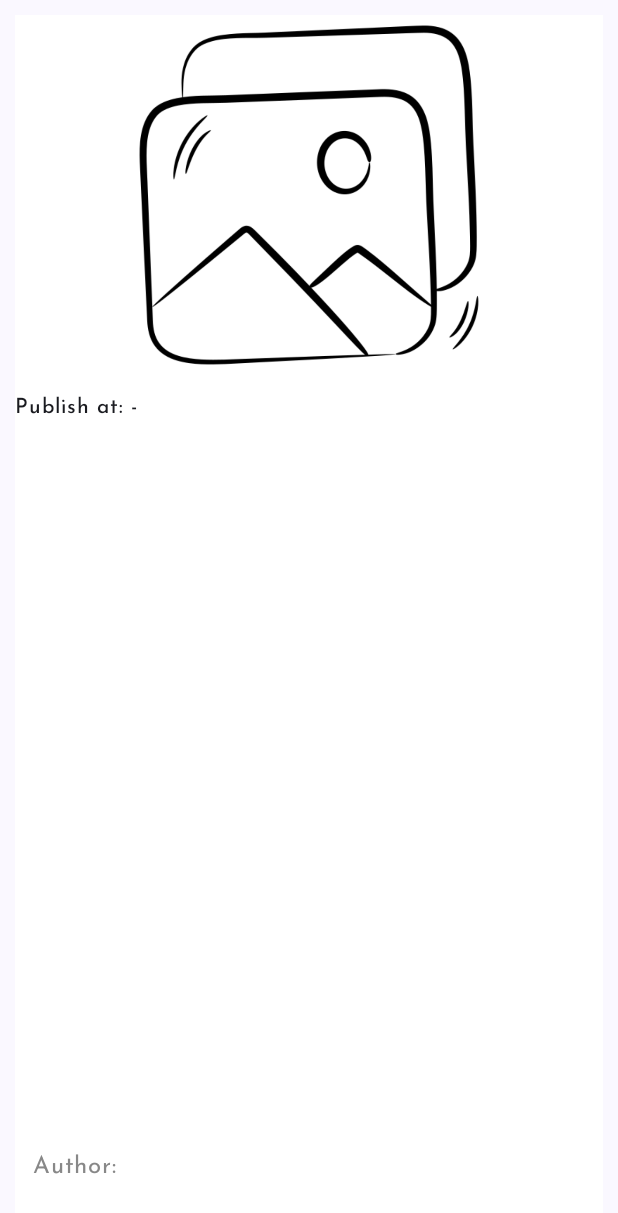
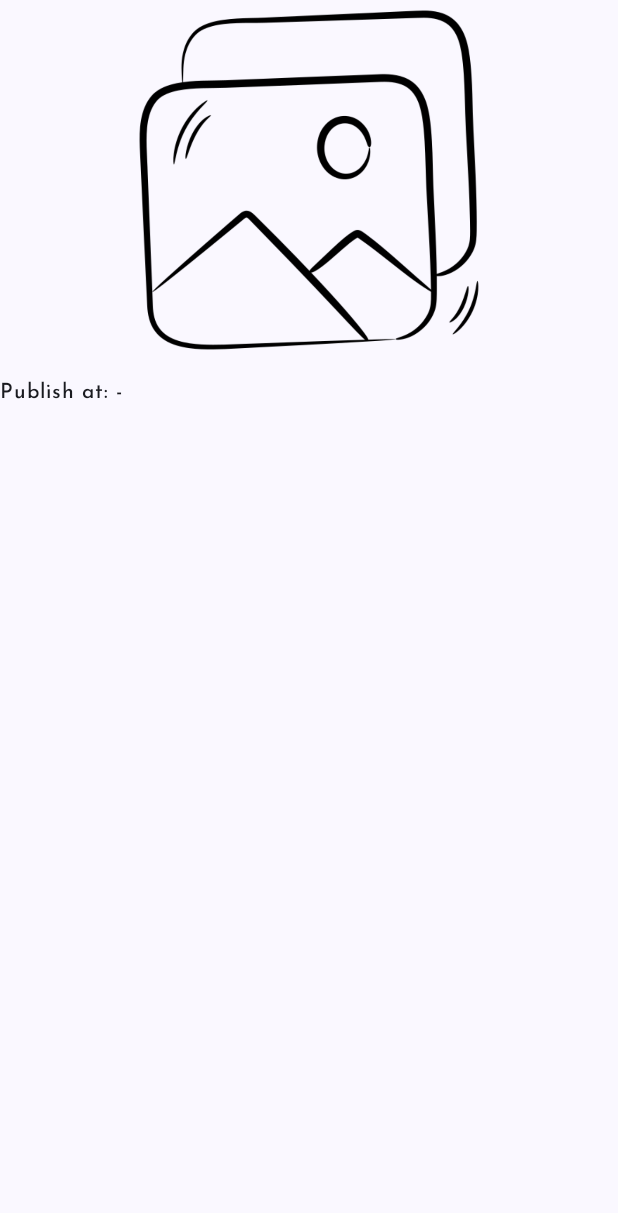
Before and after one commit to venkatesan999/NewsApp, an Android app built with Jetpack Compose: the composable NewsColumnComponent shown on its own in the app's theme, on a phone screen of 412 x 824 dp. Shown: the top 1213 px of the screen. Run offline under Robolectric (Android 15) with nearby library versions, the phone set to English and light mode, and no system bars; pictures from the network do not load.

Commit message:
Padding handled in news screen

```diff
--- a/app/src/main/java/com/appsmindstudio/newsinshort/ui/components/AppComponents.kt
+++ b/app/src/main/java/com/appsmindstudio/newsinshort/ui/components/AppComponents.kt
@@ -136,7 +136,7 @@ fun MediumFontTextComponent(textValue: String, centerAlign: Boolean = false) {
     Text(
         modifier = Modifier
             .fillMaxWidth()
-            .padding(top = 10.dp, end = 15.dp),
+            .padding(top = 10.dp, bottom = 10.dp),
         text = textValue,
         fontFamily = Fonts.mediumFontFamily,
         fontSize = 14.sp,
@@ -148,8 +148,7 @@ fun MediumFontTextComponent(textValue: String, centerAlign: Boolean = false) {
 fun RegularFontTextComponent(textValue: String, centerAlign: Boolean = false) {
     Text(
         modifier = Modifier
-            .fillMaxWidth()
-            .padding(vertical = 10.dp),
+            .fillMaxWidth(),
         text = textValue,
         fontFamily = Fonts.regularFontFamily,
         fontSize = 16.sp,
@@ -161,8 +160,7 @@ fun RegularFontTextComponent(textValue: String, centerAlign: Boolean = false) {
 fun SemiBoldFontTextComponent(textValue: String, centerAlign: Boolean = false) {
     Text(
         modifier = Modifier
-            .fillMaxWidth()
-            .padding(vertical = 10.dp),
+            .fillMaxWidth(),
         text = textValue,
         fontFamily = Fonts.semiBoldFontFamily,
         fontSize = 24.sp,
@@ -175,8 +173,6 @@ fun NewsColumnComponent(article: Article) {
     Column(
         modifier = Modifier
             .fillMaxSize()
-            .padding(10.dp)
-            .background(Color.White)
     ) {
         AsyncImage(
             modifier = Modifier
@@ -221,7 +217,7 @@ fun AuthorDetailsComponent(authorName: String?, sourceName: String?) {
             Text(
                 fontFamily = Fonts.regularFontFamily,
                 fontSize = 16.sp,
-                text = "Author:",
+                text = if (authorName.isNullOrEmpty()) "" else "Author:",
                 color = Color.Gray,
                 textAlign = TextAlign.Start
             )
--- a/app/src/main/java/com/appsmindstudio/newsinshort/ui/screens/NewsScreen.kt
+++ b/app/src/main/java/com/appsmindstudio/newsinshort/ui/screens/NewsScreen.kt
@@ -2,6 +2,7 @@ package com.appsmindstudio.newsinshort.ui.screens
 
 import android.util.Log
 import androidx.compose.foundation.ExperimentalFoundationApi
+import androidx.compose.foundation.layout.PaddingValues
 import androidx.compose.foundation.layout.fillMaxSize
 import androidx.compose.foundation.pager.PageSize
 import androidx.compose.foundation.pager.VerticalPager
@@ -41,7 +42,10 @@ fun NewsScreen(
 
     val snackBarHostState = remember { SnackbarHostState() }
 
-    Surface(modifier = Modifier.fillMaxSize()) {
+    Surface(
+        modifier = Modifier
+            .fillMaxSize()
+    ) {
         when (newsRes) {
 
             is ResourceState.Loading -> {
@@ -61,7 +65,8 @@ fun NewsScreen(
                     state = pagerState,
                     modifier = Modifier.fillMaxSize(),
                     pageSize = PageSize.Fill,
-                    pageSpacing = 8.dp // Reduced page spacing for better alignment
+                    contentPadding = PaddingValues(10.dp),
+                    pageSpacing = 10.dp // Reduced page spacing for better alignment
                 ) { page: Int ->
 
                     val article = response?.articles?.getOrNull(page)
```
